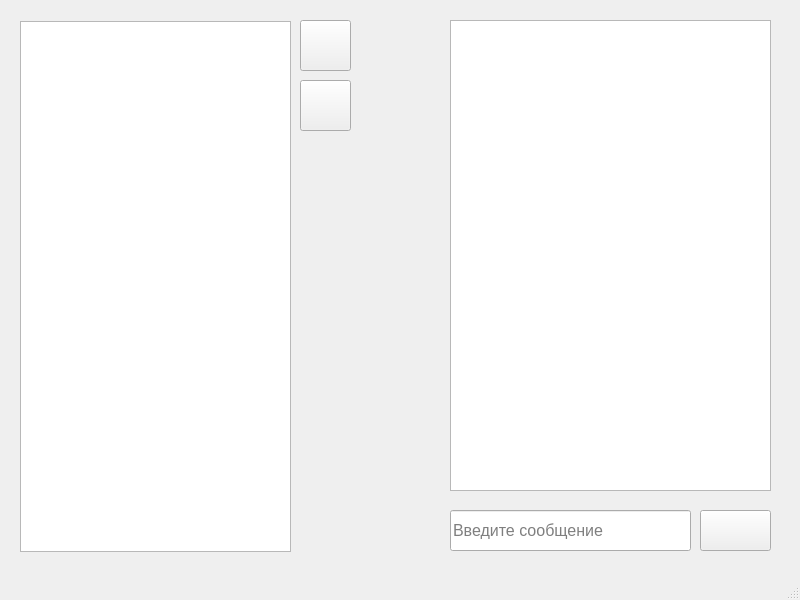
AlbatovK/PyChat, file layout/chat.ui: the form before one commit.
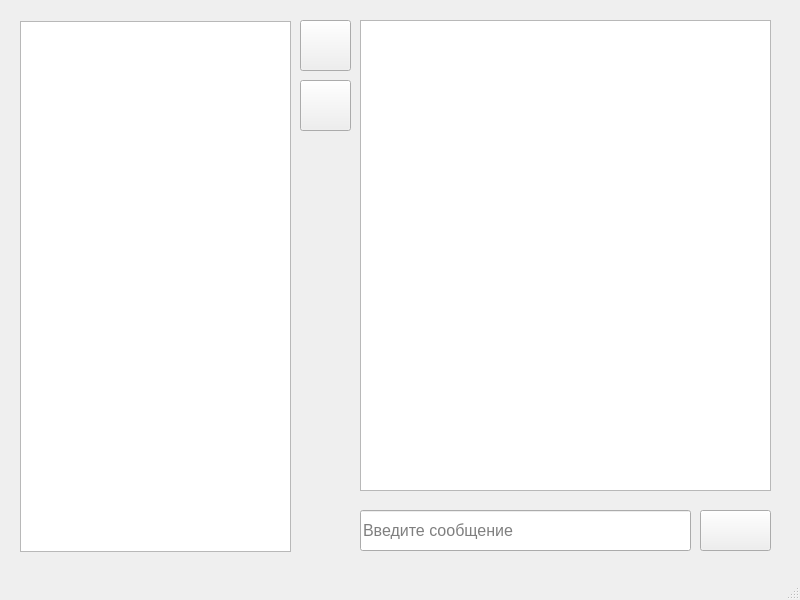
The form after the commit.

Commit message: :art: Minor design update

Diff of the .ui file:
```diff
--- a/layout/chat.ui
+++ b/layout/chat.ui
@@ -54,9 +54,9 @@
    <widget class="QLineEdit" name="msg_input">
     <property name="geometry">
      <rect>
-      <x>450</x>
+      <x>360</x>
       <y>510</y>
-      <width>241</width>
+      <width>331</width>
       <height>41</height>
      </rect>
     </property>
@@ -72,9 +72,9 @@
    <widget class="QListWidget" name="messages_list">
     <property name="geometry">
      <rect>
-      <x>450</x>
+      <x>360</x>
       <y>20</y>
-      <width>321</width>
+      <width>411</width>
       <height>471</height>
      </rect>
     </property>
@@ -89,8 +89,17 @@
       <pointsize>10</pointsize>
      </font>
     </property>
+    <property name="toolTip">
+     <string>Ваш диалог с данным пользователем</string>
+    </property>
+    <property name="toolTipDuration">
+     <number>-3</number>
+    </property>
+    <property name="lineWidth">
+     <number>0</number>
+    </property>
     <property name="horizontalScrollBarPolicy">
-     <enum>Qt::ScrollBarAlwaysOff</enum>
+     <enum>Qt::ScrollBarAsNeeded</enum>
     </property>
     <property name="sizeAdjustPolicy">
      <enum>QAbstractScrollArea::AdjustToContentsOnFirstShow</enum>
```
Left out of the diff: 20 changed lines with no effect on the pictures. The commit also changes 2 other files.
